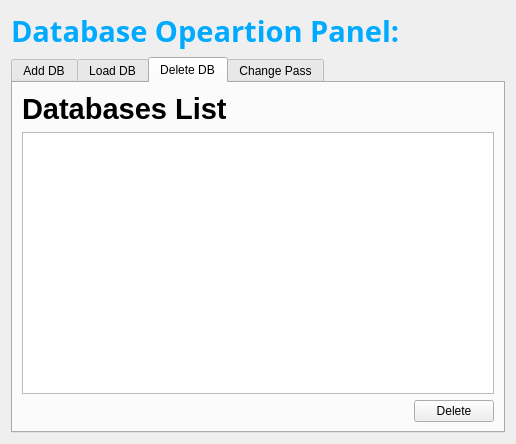
Above: dboparation.ui from hrshadhin/TuxPass before the change. Below: the same form after it.
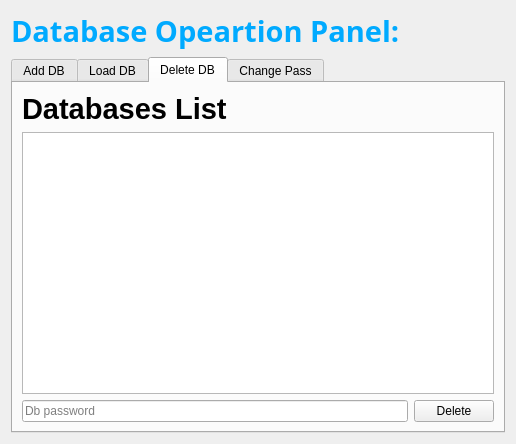
That is the form after the change. The open tabs and pages were chosen to show the change. Icons and pictures are not drawn.

Commit message: delete db work

```diff
--- a/dboparation.ui
+++ b/dboparation.ui
@@ -282,17 +282,17 @@
            <item>
             <layout class="QHBoxLayout" name="horizontalLayout_7">
              <item>
-              <spacer name="horizontalSpacer_2">
-               <property name="orientation">
-                <enum>Qt::Horizontal</enum>
+              <widget class="QLineEdit" name="lineEdit_deletePass">
+               <property name="maxLength">
+                <number>25</number>
                </property>
-               <property name="sizeHint" stdset="0">
-                <size>
-                 <width>158</width>
-                 <height>20</height>
-                </size>
+               <property name="echoMode">
+                <enum>QLineEdit::Password</enum>
                </property>
-              </spacer>
+               <property name="placeholderText">
+                <string>Db password</string>
+               </property>
+              </widget>
              </item>
              <item>
               <widget class="QPushButton" name="pushButton_3">
```
Left out of the diff: 6 changed lines with no effect on the pictures. The commit also changes 18 other files.
